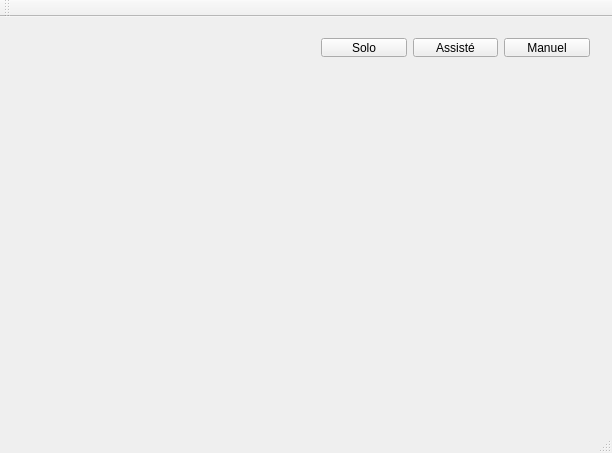
Above: qt_projet_2A/mainwindow.ui from wasoh/project_2A before the change. Below: the same form after it.
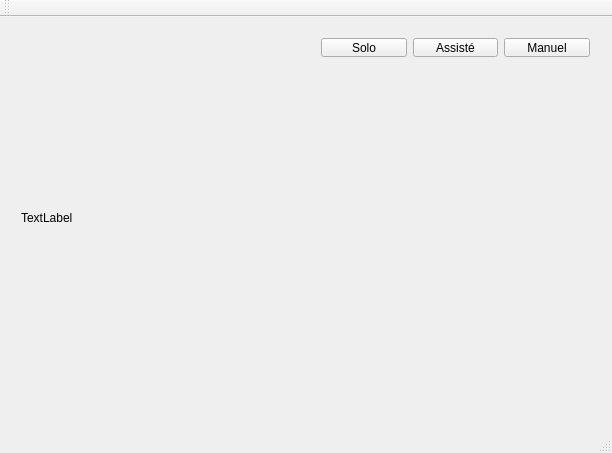
That is the form after the change.

The edit to the form file:
```diff
--- a/qt_projet_2A/mainwindow.ui
+++ b/qt_projet_2A/mainwindow.ui
@@ -23,7 +23,15 @@
       <height>381</height>
      </rect>
     </property>
-    <layout class="QVBoxLayout" name="verticalLayout"/>
+    <layout class="QVBoxLayout" name="verticalLayout">
+     <item>
+      <widget class="QLabel" name="label">
+       <property name="text">
+        <string>TextLabel</string>
+       </property>
+      </widget>
+     </item>
+    </layout>
    </widget>
    <widget class="QWidget" name="horizontalLayoutWidget">
     <property name="geometry">
```
Left out of the diff: 2 changed lines with no effect on the pictures.
